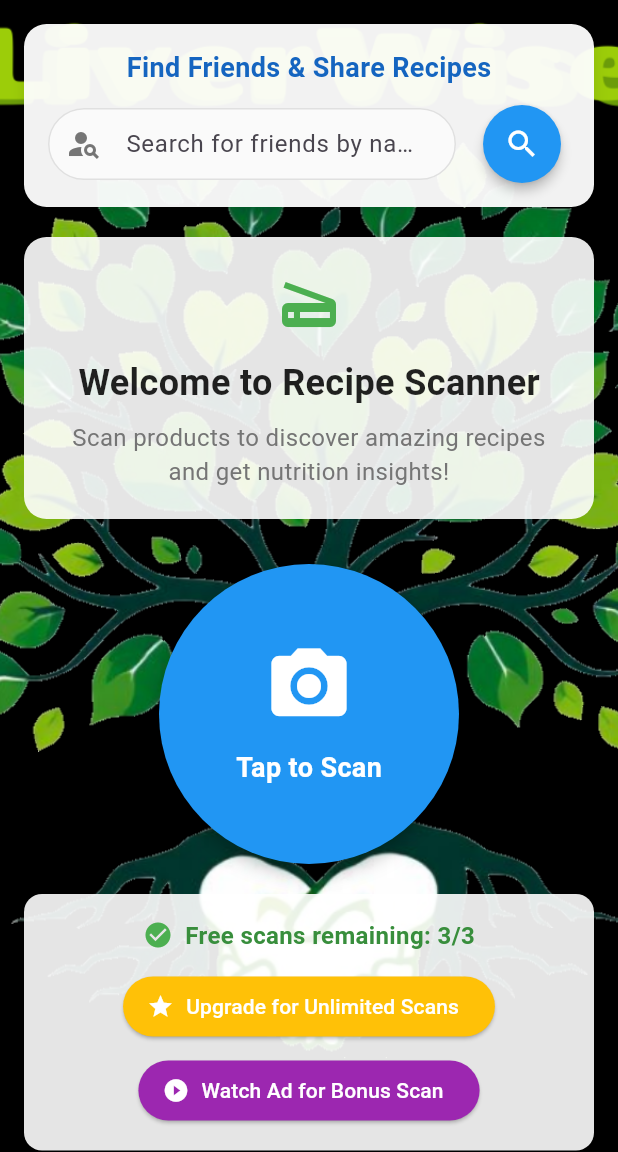
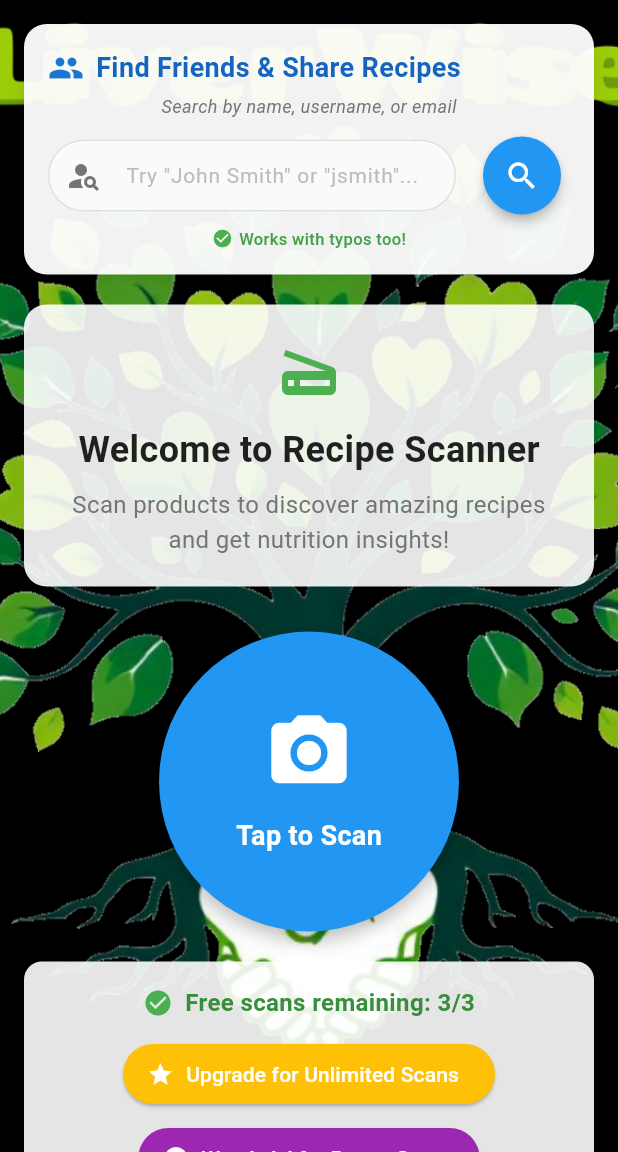
Before and after one commit to tdodson0612/barcode_scanner_app, a Flutter app: the HomePage screen opened by its route, on a phone screen of 412 x 824 dp, the part 84-1236 px from its top. Run offline on Flutter 3.47's test engine with Material 3 defaults, Android fonts, the phone set to English and light mode, and no system bars; our stand-ins replace app_links, google_mobile_ads, image_picker, in_app_purchase, logger, shared_preferences and 1 more; missing offline and left inert: google_mlkit_barcode_scanning; accounts and stored records are empty.

Commit message:
Enhance user search with fuzzy matching and improved UI
- Add fuzzy search functionality with typo tolerance for finding users by name, username, or email
- Improve search bar UI with better hint text and visual feedback
- Update user display to show full names when available with username as subtitle
- Restore createUserProfile method in DatabaseService for manual profile creation
- Increment version to 1.0.3+5

```diff
--- a/lib/home_screen.dart
+++ b/lib/home_screen.dart
@@ -936,8 +936,19 @@ void _loadRewardedAd() {
   }
 
   /// FIXED: Search users with proper error handling
+  /// UPDATED: Search users with proper error handling
 Future<void> _searchUsers(String query) async {
-    if (query.trim().isEmpty) return;
+  if (query.trim().isEmpty) {
+    if (mounted) {
+      ScaffoldMessenger.of(context).showSnackBar(
+        SnackBar(
+          content: Text('Please enter a search term'),
+          backgroundColor: Colors.orange,
+        ),
+      );
+    }
+    return;
+  }
 
   try {
     Navigator.push(
@@ -957,7 +968,6 @@ void _loadRewardedAd() {
     }
   }
 }
-
 Widget _buildSearchBar() {
   final TextEditingController searchController = TextEditingController();
 
@@ -977,7 +987,16 @@ void _loadRewardedAd() {
     ),
     child: Column(
       children: [
-          Text(
+        Row(
+          children: [
+            Icon(
+              Icons.people,
+              color: Colors.blue.shade700,
+              size: 24,
+            ),
+            SizedBox(width: 8),
+            Expanded(
+              child: Text(
                 'Find Friends & Share Recipes',
                 style: TextStyle(
                   fontSize: 18,
@@ -985,6 +1004,18 @@ void _loadRewardedAd() {
                   color: Colors.blue.shade800,
                 ),
               ),
+            ),
+          ],
+        ),
+        SizedBox(height: 4),
+        Text(
+          'Search by name, username, or email',
+          style: TextStyle(
+            fontSize: 12,
+            color: Colors.grey.shade600,
+            fontStyle: FontStyle.italic,
+          ),
+        ),
         SizedBox(height: 12),
         Row(
           children: [
@@ -992,7 +1023,11 @@ void _loadRewardedAd() {
               child: TextField(
                 controller: searchController,
                 decoration: InputDecoration(
-                    hintText: 'Search for friends by name or email...',
+                  hintText: 'Try "John Smith" or "jsmith"...',
+                  hintStyle: TextStyle(
+                    color: Colors.grey.shade400,
+                    fontSize: 14,
+                  ),
                   prefixIcon: Icon(Icons.person_search, color: Colors.grey.shade600),
                   border: OutlineInputBorder(
                     borderRadius: BorderRadius.circular(25),
@@ -1013,6 +1048,7 @@ void _loadRewardedAd() {
                   filled: true,
                   fillColor: Colors.grey.shade50,
                 ),
+                textInputAction: TextInputAction.search,
                 onSubmitted: (value) => _searchUsers(value),
               ),
             ),
@@ -1030,11 +1066,26 @@ void _loadRewardedAd() {
             ),
           ],
         ),
-        ],
-      ),
-    );
-  }
-
+        SizedBox(height: 8),
+        Row(
+          mainAxisAlignment: MainAxisAlignment.center,
+          children: [
+            Icon(Icons.check_circle, size: 14, color: Colors.green),
+            SizedBox(width: 4),
+            Text(
+              'Works with typos too!',
+              style: TextStyle(
+                fontSize: 11,
+                color: Colors.green.shade600,
+                fontWeight: FontWeight.w500,
+              ),
+            ),
+          ],
+        ),
+      ],
+    ),
+  );
+}
   /// Build recipe suggestions for nutrition analysis
   Widget _buildNutritionRecipeSuggestions() {
     if (_recipeSuggestions.isEmpty) return const SizedBox.shrink();
--- a/lib/pages/search_users_page.dart
+++ b/lib/pages/search_users_page.dart
@@ -1,4 +1,4 @@
-// lib/pages/search_users_page.dart
+// lib/pages/search_users_page.dart - UPDATED: Enhanced search hint text
 import 'package:flutter/material.dart';
 import '../services/database_service.dart';
 import 'user_profile_page.dart';
@@ -8,7 +8,6 @@ class SearchUsersPage extends StatefulWidget {
   final String? initialQuery; // optional
 
   const SearchUsersPage({Key? key, this.initialQuery}) : super(key: key);
-
 
   @override
   _SearchUsersPageState createState() => _SearchUsersPageState();
@@ -205,6 +204,41 @@ class _SearchUsersPageState extends State<SearchUsersPage> {
     }
   }
 
+  String _buildUserDisplayName(Map<String, dynamic> user) {
+    final firstName = user['first_name'];
+    final lastName = user['last_name'];
+    final username = user['username'];
+
+    // Build full name if available
+    if (firstName != null && lastName != null) {
+      return '$firstName $lastName';
+    } else if (firstName != null) {
+      return firstName;
+    } else if (lastName != null) {
+      return lastName;
+    } else if (username != null) {
+      return username;
+    } else {
+      return 'No name';
+    }
+  }
+
+  String _buildUserSubtitle(Map<String, dynamic> user) {
+    final username = user['username'];
+    final email = user['email'];
+    final firstName = user['first_name'];
+    final lastName = user['last_name'];
+
+    // Show username if name is being used as title
+    if ((firstName != null || lastName != null) && username != null) {
+      return '@$username';
+    } else if (email != null) {
+      return email;
+    } else {
+      return '';
+    }
+  }
+
   Widget _buildUserTile(Map<String, dynamic> user) {
     return Card(
       margin: EdgeInsets.symmetric(horizontal: 16, vertical: 8),
@@ -215,17 +249,17 @@ class _SearchUsersPageState extends State<SearchUsersPage> {
               : null,
           child: user['avatar_url'] == null
               ? Text(
-                  (user['username'] ?? user['email'] ?? 'U')[0].toUpperCase(),
+                  _buildUserDisplayName(user)[0].toUpperCase(),
                   style: TextStyle(fontWeight: FontWeight.bold),
                 )
               : null,
         ),
         title: Text(
-          user['username'] ?? 'No username',
+          _buildUserDisplayName(user),
           style: TextStyle(fontWeight: FontWeight.bold),
         ),
         subtitle: Text(
-          user['email'] ?? '',
+          _buildUserSubtitle(user),
           style: TextStyle(color: Colors.grey.shade600),
         ),
         trailing: _buildFriendshipButton(user),
@@ -274,7 +308,7 @@ class _SearchUsersPageState extends State<SearchUsersPage> {
                   child: TextField(
                     controller: _searchController,
                     decoration: InputDecoration(
-                      hintText: 'Search by username or email...',
+                      hintText: 'Search by name, username, or email...',
                       prefixIcon: Icon(Icons.search),
                       border: OutlineInputBorder(
                         borderRadius: BorderRadius.circular(25),
@@ -336,11 +370,28 @@ class _SearchUsersPageState extends State<SearchUsersPage> {
                               ),
                             ),
                             SizedBox(height: 8),
-                            Text(
-                              'Enter a username or email to find friends',
-                              style: TextStyle(
-                                fontSize: 14,
-                                color: Colors.grey.shade500,
+                            Padding(
+                              padding: EdgeInsets.symmetric(horizontal: 40),
+                              child: Text(
+                                'Find friends by their first name, last name, username, or email',
+                                textAlign: TextAlign.center,
+                                style: TextStyle(
+                                  fontSize: 14,
+                                  color: Colors.grey.shade500,
+                                ),
+                              ),
+                            ),
+                            SizedBox(height: 4),
+                            Padding(
+                              padding: EdgeInsets.symmetric(horizontal: 40),
+                              child: Text(
+                                'Even works with typos!',
+                                textAlign: TextAlign.center,
+                                style: TextStyle(
+                                  fontSize: 12,
+                                  color: Colors.green.shade400,
+                                  fontStyle: FontStyle.italic,
+                                ),
                               ),
                             ),
                           ],
--- a/pubspec.yaml
+++ b/pubspec.yaml
@@ -1,6 +1,6 @@
 name: liver_wise
 description: A Flutter app to scan food barcodes and show nutrition info.
-version: 1.0.3+4
+version: 1.0.3+5
 
 environment:
   sdk: ">=3.1.0 <4.0.0"
```
Also changed, not shown: lib/services/database_service.dart (+12 -18 lines). Lines whose indentation alone changed are shown as unchanged.
